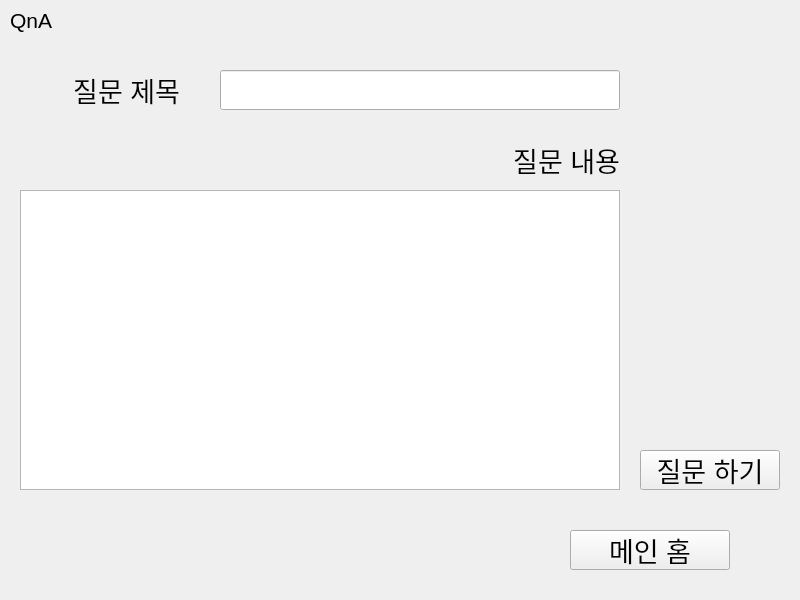
Before: the Qt Designer form studentUi.ui in dustn011/EducationApplication, drawn with Qt 5.
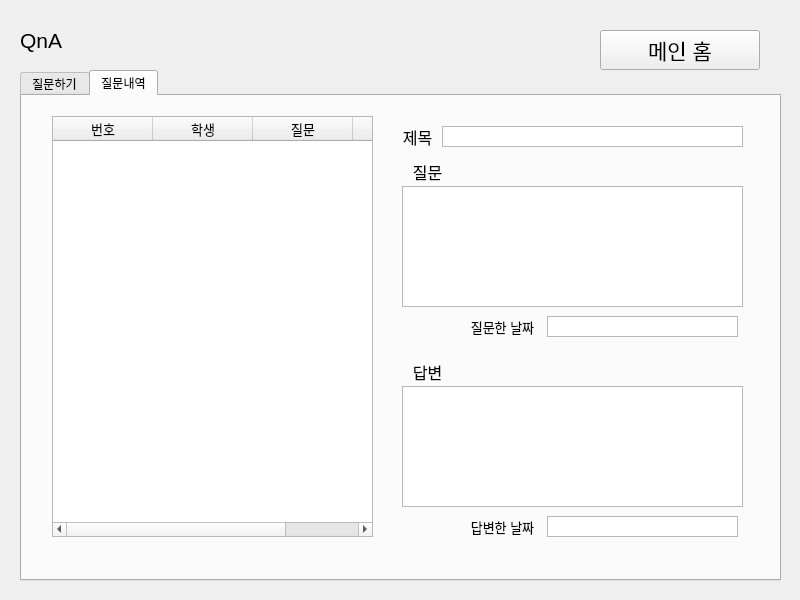
After: the same form once the commit is applied. The open tabs and pages were chosen to show the change.

Commit message: 민석_작업중

Patch:
```diff
--- a/studentUi.ui
+++ b/studentUi.ui
@@ -418,11 +418,363 @@
     <zorder>goMain</zorder>
    </widget>
    <widget class="QWidget" name="qnaPage">
+    <widget class="QTabWidget" name="tabWidget">
+     <property name="geometry">
+      <rect>
+       <x>20</x>
+       <y>70</y>
+       <width>761</width>
+       <height>511</height>
+      </rect>
+     </property>
+     <property name="currentIndex">
+      <number>1</number>
+     </property>
+     <widget class="QWidget" name="tab_7">
+      <attribute name="title">
+       <string>질문하기</string>
+      </attribute>
+      <widget class="QTextEdit" name="question_content">
+       <property name="geometry">
+        <rect>
+         <x>180</x>
+         <y>70</y>
+         <width>431</width>
+         <height>341</height>
+        </rect>
+       </property>
+       <property name="font">
+        <font>
+         <pointsize>12</pointsize>
+        </font>
+       </property>
+      </widget>
+      <widget class="QLabel" name="label_10">
+       <property name="geometry">
+        <rect>
+         <x>100</x>
+         <y>70</y>
+         <width>71</width>
+         <height>31</height>
+        </rect>
+       </property>
+       <property name="font">
+        <font>
+         <pointsize>16</pointsize>
+        </font>
+       </property>
+       <property name="text">
+        <string>질문</string>
+       </property>
+       <property name="alignment">
+        <set>Qt::AlignCenter</set>
+       </property>
+      </widget>
+      <widget class="QPushButton" name="writingComplete">
+       <property name="geometry">
+        <rect>
+         <x>530</x>
+         <y>420</y>
+         <width>81</width>
+         <height>41</height>
+        </rect>
+       </property>
+       <property name="font">
+        <font>
+         <pointsize>12</pointsize>
+        </font>
+       </property>
+       <property name="text">
+        <string>작성완료</string>
+       </property>
+      </widget>
+      <widget class="QLabel" name="label_12">
+       <property name="geometry">
+        <rect>
+         <x>100</x>
+         <y>20</y>
+         <width>71</width>
+         <height>31</height>
+        </rect>
+       </property>
+       <property name="font">
+        <font>
+         <pointsize>16</pointsize>
+        </font>
+       </property>
+       <property name="text">
+        <string>제목</string>
+       </property>
+       <property name="alignment">
+        <set>Qt::AlignCenter</set>
+       </property>
+      </widget>
+      <widget class="QLineEdit" name="question_title">
+       <property name="geometry">
+        <rect>
+         <x>180</x>
+         <y>20</y>
+         <width>431</width>
+         <height>31</height>
+        </rect>
+       </property>
+       <property name="font">
+        <font>
+         <pointsize>14</pointsize>
+        </font>
+       </property>
+      </widget>
+     </widget>
+     <widget class="QWidget" name="tab_8">
+      <attribute name="title">
+       <string>질문내역</string>
+      </attribute>
+      <widget class="QLabel" name="label_13">
+       <property name="geometry">
+        <rect>
+         <x>370</x>
+         <y>30</y>
+         <width>51</width>
+         <height>21</height>
+        </rect>
+       </property>
+       <property name="font">
+        <font>
+         <pointsize>12</pointsize>
+        </font>
+       </property>
+       <property name="text">
+        <string>제목</string>
+       </property>
+       <property name="alignment">
+        <set>Qt::AlignCenter</set>
+       </property>
+      </widget>
+      <widget class="QLabel" name="label_17">
+       <property name="geometry">
+        <rect>
+         <x>380</x>
+         <y>60</y>
+         <width>51</width>
+         <height>31</height>
+        </rect>
+       </property>
+       <property name="font">
+        <font>
+         <pointsize>12</pointsize>
+        </font>
+       </property>
+       <property name="text">
+        <string>질문</string>
+       </property>
+       <property name="alignment">
+        <set>Qt::AlignCenter</set>
+       </property>
+      </widget>
+      <widget class="QLabel" name="label_18">
+       <property name="geometry">
+        <rect>
+         <x>380</x>
+         <y>260</y>
+         <width>51</width>
+         <height>31</height>
+        </rect>
+       </property>
+       <property name="font">
+        <font>
+         <pointsize>12</pointsize>
+        </font>
+       </property>
+       <property name="text">
+        <string>답변</string>
+       </property>
+       <property name="alignment">
+        <set>Qt::AlignCenter</set>
+       </property>
+      </widget>
+      <widget class="QTableWidget" name="question_table">
+       <property name="geometry">
+        <rect>
+         <x>30</x>
+         <y>20</y>
+         <width>321</width>
+         <height>421</height>
+        </rect>
+       </property>
+       <property name="font">
+        <font>
+         <pointsize>10</pointsize>
+        </font>
+       </property>
+       <property name="autoScrollMargin">
+        <number>16</number>
+       </property>
+       <property name="editTriggers">
+        <set>QAbstractItemView::NoEditTriggers</set>
+       </property>
+       <property name="selectionMode">
+        <enum>QAbstractItemView::SingleSelection</enum>
+       </property>
+       <property name="selectionBehavior">
+        <enum>QAbstractItemView::SelectRows</enum>
+       </property>
+       <attribute name="verticalHeaderVisible">
+        <bool>false</bool>
+       </attribute>
+       <column>
+        <property name="text">
+         <string>번호</string>
+        </property>
+       </column>
+       <column>
+        <property name="text">
+         <string>학생</string>
+        </property>
+       </column>
+       <column>
+        <property name="text">
+         <string>질문</string>
+        </property>
+       </column>
+       <column>
+        <property name="text">
+         <string>답변여부</string>
+        </property>
+       </column>
+      </widget>
+      <widget class="QTextBrowser" name="show_answer">
+       <property name="geometry">
+        <rect>
+         <x>380</x>
+         <y>290</y>
+         <width>341</width>
+         <height>121</height>
+        </rect>
+       </property>
+       <property name="font">
+        <font>
+         <pointsize>11</pointsize>
+        </font>
+       </property>
+      </widget>
+      <widget class="QTextBrowser" name="show_question_content">
+       <property name="geometry">
+        <rect>
+         <x>380</x>
+         <y>90</y>
+         <width>341</width>
+         <height>121</height>
+        </rect>
+       </property>
+       <property name="font">
+        <font>
+         <pointsize>11</pointsize>
+        </font>
+       </property>
+      </widget>
+      <widget class="QTextBrowser" name="show_question_title">
+       <property name="geometry">
+        <rect>
+         <x>420</x>
+         <y>30</y>
+         <width>301</width>
+         <height>21</height>
+        </rect>
+       </property>
+       <property name="font">
+        <font>
+         <pointsize>10</pointsize>
+        </font>
+       </property>
+       <property name="verticalScrollBarPolicy">
+        <enum>Qt::ScrollBarAlwaysOff</enum>
+       </property>
+      </widget>
+      <widget class="QTextBrowser" name="question_dt">
+       <property name="geometry">
+        <rect>
+         <x>525</x>
+         <y>220</y>
+         <width>191</width>
+         <height>21</height>
+        </rect>
+       </property>
+       <property name="font">
+        <font>
+         <pointsize>10</pointsize>
+        </font>
+       </property>
+       <property name="verticalScrollBarPolicy">
+        <enum>Qt::ScrollBarAlwaysOff</enum>
+       </property>
+      </widget>
+      <widget class="QLabel" name="label_19">
+       <property name="geometry">
+        <rect>
+         <x>440</x>
+         <y>220</y>
+         <width>81</width>
+         <height>21</height>
+        </rect>
+       </property>
+       <property name="font">
+        <font>
+         <pointsize>10</pointsize>
+        </font>
+       </property>
+       <property name="text">
+        <string>질문한 날짜</string>
+       </property>
+       <property name="alignment">
+        <set>Qt::AlignCenter</set>
+       </property>
+      </widget>
+      <widget class="QTextBrowser" name="answer_dt">
+       <property name="geometry">
+        <rect>
+         <x>525</x>
+         <y>420</y>
+         <width>191</width>
+         <height>21</height>
+        </rect>
+       </property>
+       <property name="font">
+        <font>
+         <pointsize>10</pointsize>
+        </font>
+       </property>
+       <property name="verticalScrollBarPolicy">
+        <enum>Qt::ScrollBarAlwaysOff</enum>
+       </property>
+      </widget>
+      <widget class="QLabel" name="label_20">
+       <property name="geometry">
+        <rect>
+         <x>440</x>
+         <y>420</y>
+         <width>81</width>
+         <height>21</height>
+        </rect>
+       </property>
+       <property name="font">
+        <font>
+         <pointsize>10</pointsize>
+        </font>
+       </property>
+       <property name="text">
+        <string>답변한 날짜</string>
+       </property>
+       <property name="alignment">
+        <set>Qt::AlignCenter</set>
+       </property>
+      </widget>
+     </widget>
+    </widget>
     <widget class="QLabel" name="label_3">
      <property name="geometry">
       <rect>
-       <x>10</x>
-       <y>0</y>
+       <x>20</x>
+       <y>20</y>
        <width>120</width>
        <height>40</height>
       </rect>
@@ -439,111 +791,21 @@
     <widget class="QPushButton" name="goMain_2">
      <property name="geometry">
       <rect>
-       <x>570</x>
-       <y>530</y>
+       <x>600</x>
+       <y>30</y>
        <width>160</width>
        <height>40</height>
       </rect>
      </property>
      <property name="font">
       <font>
-       <pointsize>20</pointsize>
+       <pointsize>16</pointsize>
       </font>
      </property>
      <property name="text">
       <string>메인 홈</string>
      </property>
     </widget>
-    <widget class="QLabel" name="questionClass">
-     <property name="geometry">
-      <rect>
-       <x>460</x>
-       <y>140</y>
-       <width>160</width>
-       <height>40</height>
-      </rect>
-     </property>
-     <property name="font">
-      <font>
-       <pointsize>20</pointsize>
-      </font>
-     </property>
-     <property name="text">
-      <string>질문 내용</string>
-     </property>
-     <property name="alignment">
-      <set>Qt::AlignRight|Qt::AlignTrailing|Qt::AlignVCenter</set>
-     </property>
-    </widget>
-    <widget class="QLineEdit" name="lineEdit">
-     <property name="geometry">
-      <rect>
-       <x>220</x>
-       <y>70</y>
-       <width>400</width>
-       <height>40</height>
-      </rect>
-     </property>
-     <property name="font">
-      <font>
-       <pointsize>20</pointsize>
-      </font>
-     </property>
-    </widget>
-    <widget class="QTextEdit" name="textEdit">
-     <property name="geometry">
-      <rect>
-       <x>20</x>
-       <y>190</y>
-       <width>600</width>
-       <height>300</height>
-      </rect>
-     </property>
-     <property name="font">
-      <font>
-       <pointsize>20</pointsize>
-      </font>
-     </property>
-    </widget>
-    <widget class="QLabel" name="label_10">
-     <property name="geometry">
-      <rect>
-       <x>20</x>
-       <y>70</y>
-       <width>160</width>
-       <height>40</height>
-      </rect>
-     </property>
-     <property name="font">
-      <font>
-       <pointsize>20</pointsize>
-      </font>
-     </property>
-     <property name="text">
-      <string>질문 제목</string>
-     </property>
-     <property name="alignment">
-      <set>Qt::AlignRight|Qt::AlignTrailing|Qt::AlignVCenter</set>
-     </property>
-    </widget>
-    <widget class="QPushButton" name="goMain_6">
-     <property name="geometry">
-      <rect>
-       <x>640</x>
-       <y>450</y>
-       <width>140</width>
-       <height>40</height>
-      </rect>
-     </property>
-     <property name="font">
-      <font>
-       <pointsize>20</pointsize>
-      </font>
-     </property>
-     <property name="text">
-      <string>질문 하기</string>
-     </property>
-    </widget>
    </widget>
    <widget class="QWidget" name="quizPage">
     <widget class="QLabel" name="label_4">
```
Left out of the diff: 58 changed lines with no effect on the pictures. The commit also changes 2 other files.
